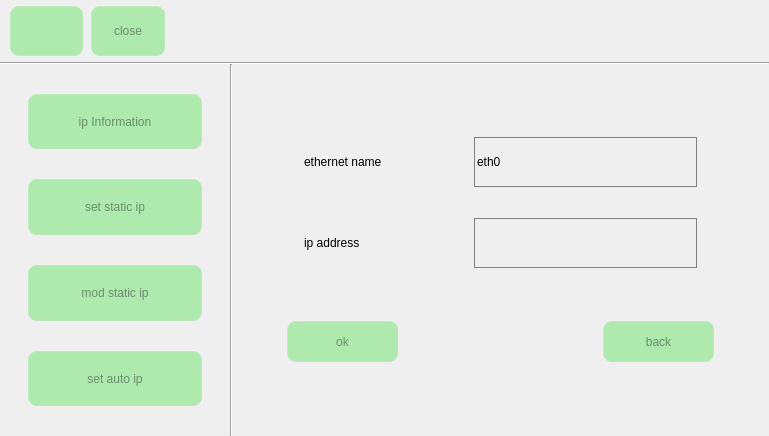
jizizihe/baijie_demo, file ipset.ui: the form before one commit.
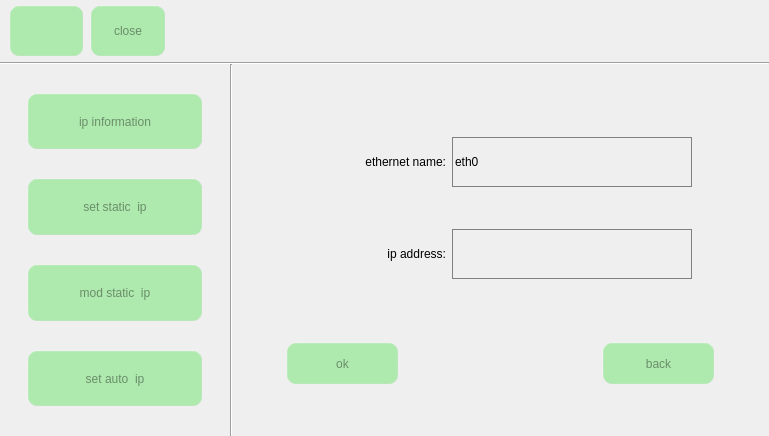
The form after the commit. Icons and pictures are not drawn.

Commit message: func: 1.add file directory display and modify layout in strorage       2.add switch buttons and change layout in 4g       3.add display serial port for server when receiving data and keypress test in multiple selection can be tested in interface       4.modify content in User Manual       5.Add databases for wifi, hotspots, Bluetooth, and networking

```diff
--- a/ipset.ui
+++ b/ipset.ui
@@ -276,7 +276,7 @@
               <string notr="true"/>
              </property>
              <property name="text">
-              <string>ip Information</string>
+              <string>ip information</string>
              </property>
              <property name="icon">
               <iconset resource="translation.qrc">
@@ -351,7 +351,7 @@
               </size>
              </property>
              <property name="text">
-              <string>set static ip</string>
+              <string>set static  ip</string>
              </property>
              <property name="icon">
               <iconset resource="translation.qrc">
@@ -432,7 +432,7 @@
               </size>
              </property>
              <property name="text">
-              <string>mod static ip</string>
+              <string>mod static  ip</string>
              </property>
              <property name="icon">
               <iconset resource="translation.qrc">
@@ -507,7 +507,7 @@
               </size>
              </property>
              <property name="text">
-              <string>set auto ip</string>
+              <string>set auto  ip</string>
              </property>
              <property name="icon">
               <iconset resource="translation.qrc">
@@ -579,6 +579,9 @@
       </item>
       <item>
        <layout class="QVBoxLayout" name="verticalLayout_3" stretch="10">
+        <property name="spacing">
+         <number>0</number>
+        </property>
         <item>
          <widget class="QStackedWidget" name="stackedWidget">
           <property name="currentIndex">
@@ -622,9 +625,9 @@
            <property name="focusPolicy">
             <enum>Qt::WheelFocus</enum>
            </property>
-           <layout class="QVBoxLayout" name="verticalLayout_2" stretch="3,3,1,3,2,2,3">
+           <layout class="QVBoxLayout" name="verticalLayout_2" stretch="3,3,2,3,3,2,2">
             <property name="spacing">
-             <number>9</number>
+             <number>0</number>
             </property>
             <property name="leftMargin">
              <number>9</number>
@@ -652,9 +655,9 @@
              </spacer>
             </item>
             <item>
-             <layout class="QHBoxLayout" name="horizontalLayout_9" stretch="2,4,7,2">
+             <layout class="QHBoxLayout" name="horizontalLayout_9" stretch="1,5,7,2">
               <property name="spacing">
-               <number>10</number>
+               <number>6</number>
               </property>
               <item>
                <spacer name="horizontalSpacer_13">
@@ -684,7 +687,10 @@
                  </size>
                 </property>
                 <property name="text">
-                 <string>ethernet name</string>
+                 <string>ethernet name:</string>
+                </property>
+                <property name="alignment">
+                 <set>Qt::AlignRight|Qt::AlignTrailing|Qt::AlignVCenter</set>
                 </property>
                </widget>
               </item>
@@ -742,9 +748,9 @@
              </spacer>
             </item>
             <item>
-             <layout class="QHBoxLayout" name="horizontalLayout_10" stretch="2,4,7,2">
+             <layout class="QHBoxLayout" name="horizontalLayout_10" stretch="1,5,7,2">
               <property name="spacing">
-               <number>10</number>
+               <number>6</number>
               </property>
               <item>
                <spacer name="horizontalSpacer_15">
@@ -774,7 +780,10 @@
                  </size>
                 </property>
                 <property name="text">
-                 <string>ip address</string>
+                 <string>ip address:</string>
+                </property>
+                <property name="alignment">
+                 <set>Qt::AlignRight|Qt::AlignTrailing|Qt::AlignVCenter</set>
                 </property>
                </widget>
               </item>
```
The commit also changes 43 other files.
